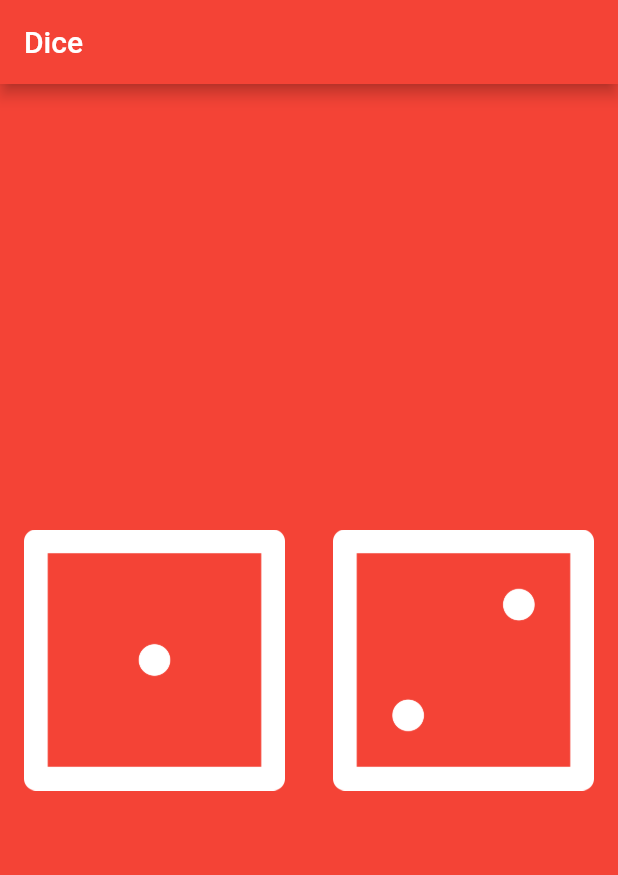
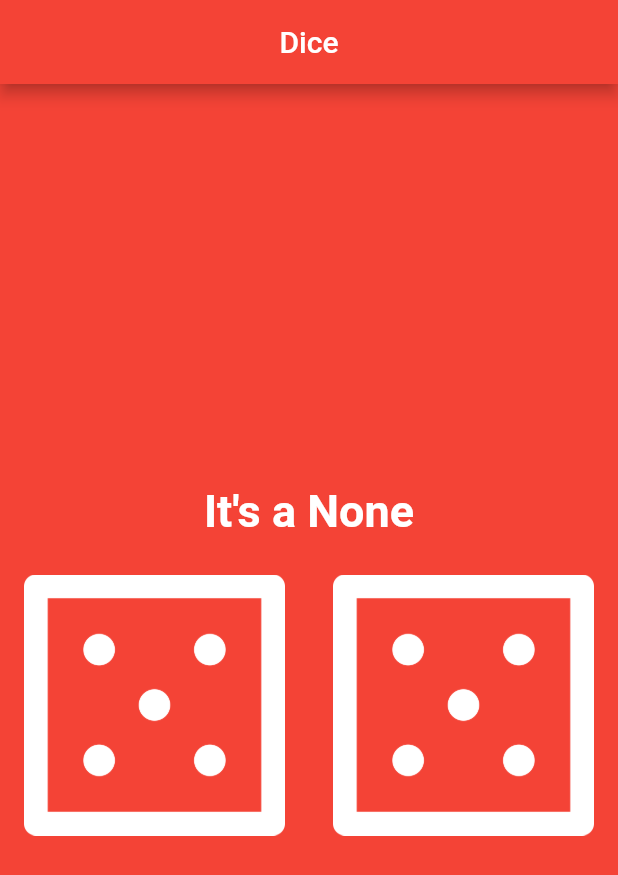
Before and after one commit to sandeepmaxpayne/flutter-dice, a Flutter app: the screen it shows after launch, on a phone screen of 412 x 824 dp. Shown: the top 875 px of the screen. Run offline on Flutter 3.47's test engine with Material 2 defaults, Android fonts, the phone set to English and light mode, and no system bars.

Commit message:
Project completed

```diff
--- a/lib/main.dart
+++ b/lib/main.dart
@@ -1,39 +1,86 @@
 import 'package:flutter/material.dart';
+import 'dart:math';
 
 void main() => runApp(MaterialApp(
       home: Scaffold(
         backgroundColor: Colors.red,
         appBar: AppBar(
+          centerTitle: true,
           title: Text("Dice"),
           backgroundColor: Colors.red,
         ),
-        body: DicePage(),
+        body: _DicePage(),
       ),
     ));
 
-class DicePage extends StatelessWidget {
+class _DicePage extends StatefulWidget {
+  @override
+  __DicePageState createState() => __DicePageState();
+}
+
+class __DicePageState extends State<_DicePage> {
+  int leftDiceNo = 5;
+  int rightDiceNo = 5;
+
+  String draw = "None";
+
+  void changeDiceState() {
+    setState(() {
+      leftDiceNo = Random().nextInt(6) + 1;
+      rightDiceNo = Random().nextInt(6) + 1;
+      if (leftDiceNo == rightDiceNo) {
+        draw = "Same Dice";
+      } else {
+        draw = "Different Dice";
+      }
+    });
+  }
+
   @override
   Widget build(BuildContext context) {
     return Center(
-      child: Row(
+      child: Column(
+        mainAxisAlignment: MainAxisAlignment.center,
+        children: <Widget>[
+          Text(
+            'It\'s a $draw',
+            style: TextStyle(
+              fontWeight: FontWeight.bold,
+              color: Colors.white,
+              fontSize: 30.0,
+            ),
+          ),
+          SizedBox(
+            height: 25.0,
+          ),
+          Row(
             children: <Widget>[
               Expanded(
                 flex: 1,
                 child: FlatButton(
-              child: Image.asset('images/dice1.png'),
+                  onPressed: () {
+                    // print("Left Button Pressed");
+                    //  print('dice: $leftDiceNo');
+                    changeDiceState();
+                  },
+                  child: Image.asset('images/dice$leftDiceNo.png'),
                 ),
               ),
               Expanded(
                 flex: 1,
                 child: FlatButton(
                   onPressed: () {
-                print("Paddu");
+                    // print("Right  Button Pressed");
+                    changeDiceState();
                   },
-              child: Image.asset('images/dice2.png'),
+                  child: Image.asset('images/dice$rightDiceNo.png'),
                 ),
               ),
             ],
           ),
+        ],
+      ),
     );
+    ;
   }
 }
```
Also changed, not shown: screen1.png (added), screen2.png (added), 19 other files. Lines whose indentation alone changed are shown as unchanged.
